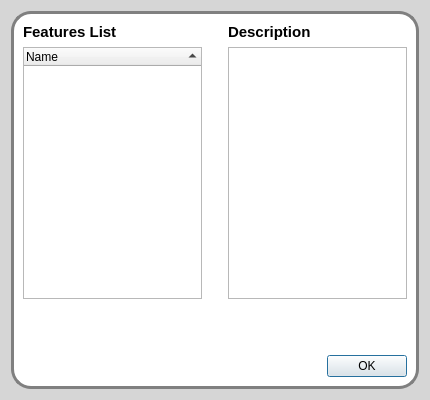
First picture: the form in src/romeo/view/dialogs/featureslistdialog.ui, repository AlbertoSimioni/Romeo, before the edit.
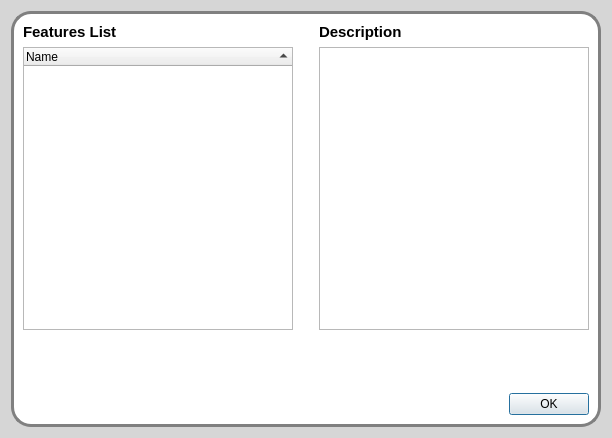
Second picture: the form after the edit.

Diff of the .ui file:
```diff
--- a/src/romeo/view/dialogs/featureslistdialog.ui
+++ b/src/romeo/view/dialogs/featureslistdialog.ui
@@ -6,8 +6,8 @@
    <rect>
     <x>0</x>
     <y>0</y>
-    <width>430</width>
-    <height>400</height>
+    <width>612</width>
+    <height>438</height>
    </rect>
   </property>
   <property name="windowTitle">
```
